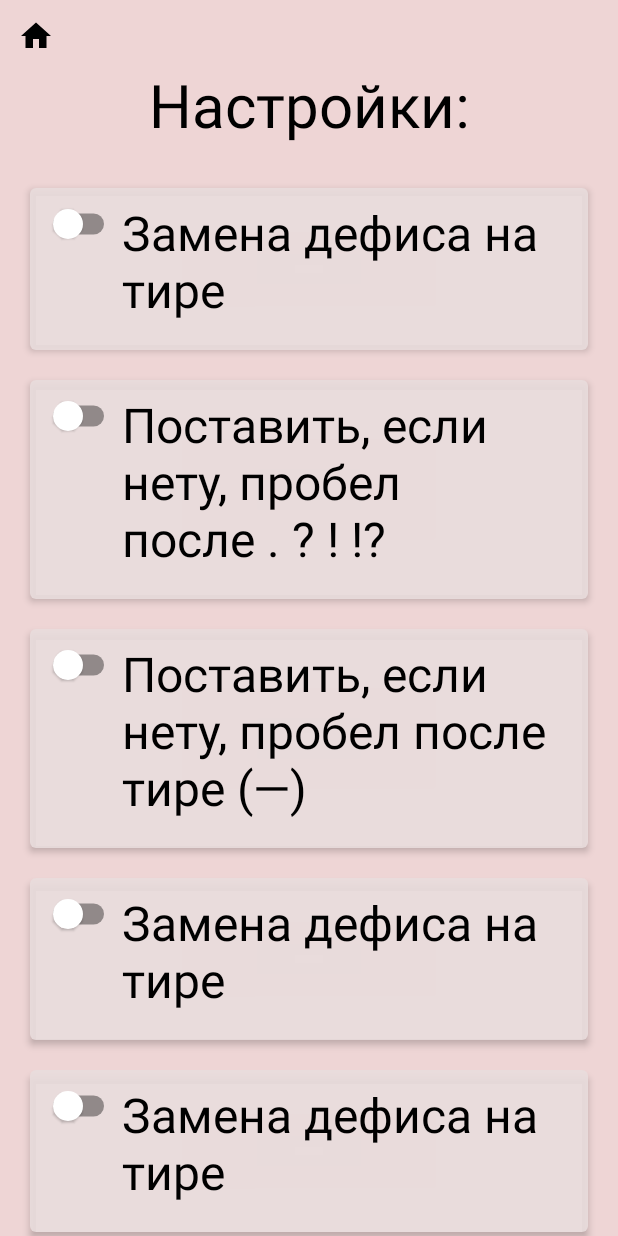
After one commit to RimmaMixeeva/Format_Your_Text, an Android app built with Jetpack Compose: the SettingsScreen screen opened through its navigation route, on a phone screen of 412 x 824 dp. The commit adds this screen. Run offline under Robolectric (Android 15) with nearby library versions, the phone set to English and light mode, and no system bars.

Commit message:
added navigation, made through one Activity, and hand over the argument "text"

```diff
--- a/app/build.gradle
+++ b/app/build.gradle
@@ -59,12 +59,11 @@ dependencies {
     implementation 'androidx.lifecycle:lifecycle-runtime-ktx:2.3.1'
     implementation 'androidx.activity:activity-compose:1.3.1'
     testImplementation 'junit:junit:4.13.2'
-
     androidTestImplementation 'androidx.test.ext:junit:1.1.5'
     androidTestImplementation 'androidx.test.espresso:espresso-core:3.5.1'
     androidTestImplementation "androidx.compose.ui:ui-test-junit4:$compose_version"
     debugImplementation "androidx.compose.ui:ui-tooling:$compose_version"
     debugImplementation "androidx.compose.ui:ui-test-manifest:$compose_version"
-    implementation("androidx.hilt:hilt-navigation-compose:1.0.0")
+    implementation "androidx.navigation:navigation-compose:2.5.3"
 
 }
--- a/app/src/main/AndroidManifest.xml
+++ b/app/src/main/AndroidManifest.xml
@@ -23,8 +23,6 @@
                 <category android:name="android.intent.category.LAUNCHER" />
             </intent-filter>
         </activity>
-        <activity android:name=".presentation.ResultActivity" />
-        <activity android:name=".presentation.SettingsActivity" />
     </application>
 
 </manifest>
--- /dev/null
+++ b/app/src/main/java/com/example/formatyourtext/presentation/NavGraph.kt
@@ -0,0 +1,42 @@
+package com.example.formatyourtext.presentation
+
+import androidx.compose.runtime.Composable
+import androidx.navigation.NavHostController
+import androidx.navigation.NavType
+import androidx.navigation.compose.NavHost
+import androidx.navigation.compose.composable
+import androidx.navigation.navArgument
+import com.example.formatyourtext.presentation.screens.MainScreen
+import com.example.formatyourtext.presentation.screens.ResultScreen
+import com.example.formatyourtext.presentation.screens.Screen
+import com.example.formatyourtext.presentation.screens.SettingsScreen
+
+@Composable
+fun SetUpNavGraph(
+    navController: NavHostController
+) {
+  NavHost(navController = navController , startDestination = Screen.Main.route) {
+      composable(
+          route = Screen.Main.route
+      ) {
+          MainScreen(navController)
+      }
+      composable(
+          route = Screen.Result.route + "/{text}",
+          arguments = listOf(
+              navArgument("text"){
+                  type = NavType.StringType
+                  nullable = false
+              })
+
+      ) { entry ->
+          entry.arguments?.getString("text")?.let { ResultScreen(navController, text = it) }
+      }
+      composable(
+          route = Screen.Settings.route
+      ) {
+          SettingsScreen(navController)
+      }
+
+  }
+}
--- /dev/null
+++ b/app/src/main/java/com/example/formatyourtext/presentation/screens/MainScreen.kt
@@ -0,0 +1,68 @@
+package com.example.formatyourtext.presentation.screens
+
+import androidx.compose.foundation.background
+import androidx.compose.foundation.layout.*
+import androidx.compose.material.*
+import androidx.compose.material.icons.Icons
+import androidx.compose.material.icons.filled.Settings
+import androidx.compose.runtime.*
+import androidx.compose.ui.Modifier
+import androidx.compose.ui.graphics.Color.Companion.hsl
+import androidx.compose.ui.graphics.ExperimentalGraphicsApi
+import androidx.compose.ui.res.stringResource
+import androidx.compose.ui.text.style.TextAlign
+import androidx.compose.ui.unit.dp
+import androidx.compose.ui.unit.em
+import androidx.navigation.NavController
+import com.example.formatyourtext.R
+import com.example.formatyourtext.presentation.components.Wallpaper
+
+
+@OptIn(ExperimentalGraphicsApi::class)
+@Composable
+fun MainScreen(navController: NavController) {
+    var text by remember {
+        mutableStateOf("")
+    }
+
+    Wallpaper(itemId = R.drawable.wallpaper3)
+
+    Column(
+        modifier = Modifier
+            .background(hsl(0.35F, 0.45F, 0.82F, 0.6F))
+            .fillMaxSize()
+    )
+    {
+        IconButton(onClick = {
+            navController.navigate(Screen.Settings.route)
+        })
+        {
+            Icon(Icons.Filled.Settings, contentDescription = "Настройки")
+        }
+        Text(
+            text = stringResource(R.string.text_for_formatting),
+            textAlign = TextAlign.Center,
+            modifier = Modifier
+                .fillMaxWidth()
+                .padding(bottom = 20.dp),
+            fontSize = 5.em
+        )
+        TextField(
+            value = text,
+            onValueChange = { newText -> text = newText },
+            modifier = Modifier
+                .fillMaxWidth()
+                .fillMaxHeight(0.8F)
+                .padding(horizontal = 20.dp)
+        )
+        Button(
+            onClick = {
+                navController.navigate(Screen.Result.route + "/" + text)
+            },
+            modifier = Modifier
+                .padding(horizontal = 80.dp, vertical = 20.dp),
+        ) {
+            Text("Форматировать", fontSize = 5.em)
+        }
+    }
+}
--- /dev/null
+++ b/app/src/main/java/com/example/formatyourtext/presentation/screens/Screen.kt
@@ -0,0 +1,7 @@
+package com.example.formatyourtext.presentation.screens
+
+sealed class Screen (val route: String) {
+    object Main: Screen(route = "main_screen")
+    object Result: Screen(route = "result_screen/{text}")
+    object Settings: Screen(route = "settings_screen")
+}
--- /dev/null
+++ b/app/src/main/java/com/example/formatyourtext/presentation/screens/SettingsScreen.kt
@@ -0,0 +1,79 @@
+package com.example.formatyourtext.presentation.screens
+
+import android.content.Intent
+import androidx.compose.foundation.background
+import androidx.compose.foundation.layout.Column
+import androidx.compose.foundation.layout.fillMaxSize
+import androidx.compose.foundation.layout.fillMaxWidth
+import androidx.compose.foundation.layout.padding
+import androidx.compose.foundation.lazy.LazyColumn
+import androidx.compose.foundation.lazy.itemsIndexed
+import androidx.compose.material.Icon
+import androidx.compose.material.IconButton
+import androidx.compose.material.Text
+import androidx.compose.material.icons.Icons
+import androidx.compose.material.icons.filled.Home
+import androidx.compose.runtime.Composable
+import androidx.compose.ui.Modifier
+import androidx.compose.ui.graphics.Color
+import androidx.compose.ui.graphics.ExperimentalGraphicsApi
+import androidx.compose.ui.res.stringResource
+import androidx.compose.ui.text.style.TextAlign
+import androidx.compose.ui.unit.dp
+import androidx.compose.ui.unit.em
+import androidx.navigation.NavController
+import com.example.formatyourtext.R
+import com.example.formatyourtext.domain.entity.ItemSettingsRowModel
+import com.example.formatyourtext.presentation.MainActivity
+import com.example.formatyourtext.presentation.components.ItemRowSample
+
+@OptIn(ExperimentalGraphicsApi::class)
+@Composable
+fun SettingsScreen(navController: NavController) {
+    Column(
+        modifier = Modifier
+            .background(Color.hsl(0.35F, 0.45F, 0.82F, 0.6F))
+            .fillMaxSize()
+    )
+    {
+        IconButton(onClick = {
+            navController.popBackStack()
+        }) {
+            Icon(Icons.Filled.Home, contentDescription = "Настройки")
+        }
+        Text(
+            text = stringResource(R.string.settings),
+            textAlign = TextAlign.Center,
+            modifier = Modifier
+                .fillMaxWidth()
+                .padding(bottom = 20.dp),
+            fontSize = 5.em
+        )
+        LazyColumn {
+            itemsIndexed(
+                listOf(
+                    ItemSettingsRowModel("Замена дефиса на тире", "-Пример", "—Пример"),
+                    ItemSettingsRowModel(
+                        "Поставить, если нету, пробел после . ? ! !? ",
+                        "...мера!Он",
+                        "...мера! Он"
+                    ),
+                    ItemSettingsRowModel(
+                        "Поставить, если нету, пробел после тире (—)",
+                        "—Пример",
+                        "— Пример"
+                    ),
+                    ItemSettingsRowModel("Замена дефиса на тире", "-Пример", "—Пример"),
+                    ItemSettingsRowModel("Замена дефиса на тире", "-Пример", "—Пример"),
+                    ItemSettingsRowModel("Замена дефиса на тире", "-Пример", "—Пример"),
+                    ItemSettingsRowModel("Замена дефиса на тире", "-Пример", "—Пример"),
+                    ItemSettingsRowModel("Замена дефиса на тире", "-Пример", "—Пример"),
+                    ItemSettingsRowModel("Замена дефиса на тире", "-Пример", "—Пример"),
+                )
+            )
+            { _, item ->
+                ItemRowSample(item = item)
+            }
+        }
+    }
+}
```
Also changed, not shown: app/src/main/java/com/example/formatyourtext/presentation/MainActivity.kt (+7 -49 lines), app/src/main/java/com/example/formatyourtext/presentation/ResultActivity.kt (deleted, +0 -94 lines), app/src/main/java/com/example/formatyourtext/presentation/SettingsActivity.kt (deleted, +0 -79 lines), app/src/main/java/com/example/formatyourtext/presentation/screens/ResultScreen.kt (added, +91 -0 lines).
